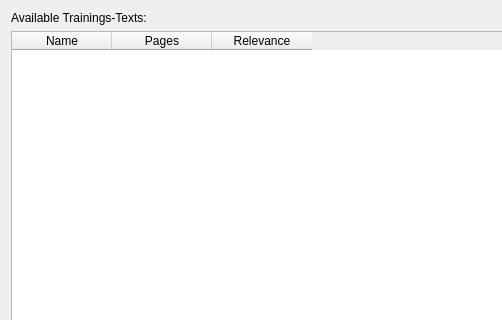
First picture: the form in simon/src/simonmodelmanagementui/trainmain.ui, repository KDE/simon, before the edit; both pictures show x 0 to 502 and y 0 to 320 of the 711 by 443 pixel window.
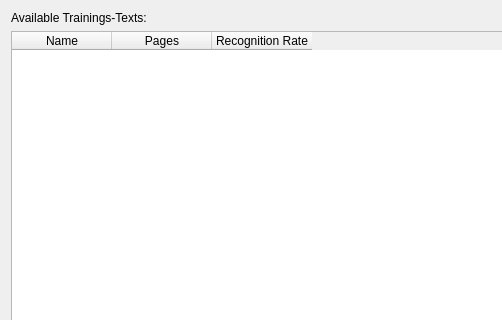
Second picture: the form after the edit. Icons and pictures are not drawn. Custom widgets are drawn as their Qt base class.

Diff of the .ui file:
```diff
--- a/simon/src/simonmodelmanagementui/trainmain.ui
+++ b/simon/src/simonmodelmanagementui/trainmain.ui
@@ -44,8 +44,8 @@
       </property>
      </column>
      <column>
-      <property name="text" >
-       <string>Relevance</string>
+      <property name="text">
+       <string>Recognition Rate</string>
       </property>
      </column>
     </widget>
```
Left out of the diff: 59 changed lines with no effect on the pictures.
